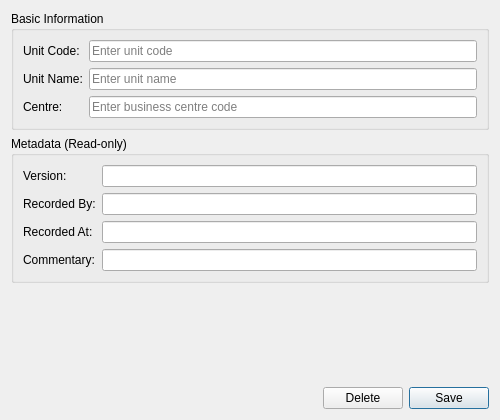
Above: projects/ores.qt/ui/BusinessUnitDetailDialog.ui from OreStudio/OreStudio before the change. Below: the same form after it.
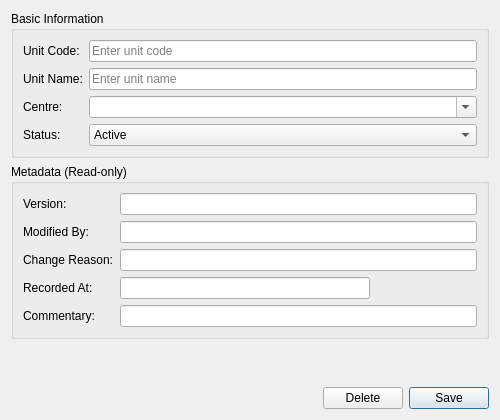
That is the form after the change.

Commit message: [qt] Comprehensive UI review: metadata, timestamps, badges, combos, status fields, modified_by

```diff
--- a/projects/ores.qt/ui/BusinessUnitDetailDialog.ui
+++ b/projects/ores.qt/ui/BusinessUnitDetailDialog.ui
@@ -68,12 +68,38 @@
        </widget>
       </item>
       <item row="2" column="1">
-       <widget class="QLineEdit" name="businessCentreEdit">
-        <property name="placeholderText">
-         <string>Enter business centre code</string>
+       <widget class="QComboBox" name="businessCentreCombo">
+        <property name="editable">
+         <bool>true</bool>
         </property>
        </widget>
       </item>
+      <item row="3" column="0">
+       <widget class="QLabel" name="label_statusCombo">
+        <property name="text">
+         <string>Status:</string>
+        </property>
+       </widget>
+      </item>
+      <item row="3" column="1">
+       <widget class="QComboBox" name="statusCombo">
+        <item>
+         <property name="text">
+          <string>Active</string>
+         </property>
+        </item>
+        <item>
+         <property name="text">
+          <string>Inactive</string>
+         </property>
+        </item>
+        <item>
+         <property name="text">
+          <string>Closed</string>
+         </property>
+        </item>
+       </widget>
+      </item>
      </layout>
     </widget>
    </item>
@@ -100,7 +126,7 @@
       <item row="1" column="0">
        <widget class="QLabel" name="labelRecordedBy">
         <property name="text">
-         <string>Recorded By:</string>
+         <string>Modified By:</string>
         </property>
        </widget>
       </item>
@@ -112,27 +138,47 @@
        </widget>
       </item>
       <item row="2" column="0">
+       <widget class="QLabel" name="labelChangeReason">
+        <property name="text">
+         <string>Change Reason:</string>
+        </property>
+       </widget>
+      </item>
+      <item row="2" column="1">
+       <widget class="QLineEdit" name="changeReasonEdit">
+        <property name="readOnly">
+         <bool>true</bool>
+        </property>
+       </widget>
+      </item>
+      <item row="3" column="0">
        <widget class="QLabel" name="labelRecordedAt">
         <property name="text">
          <string>Recorded At:</string>
         </property>
        </widget>
       </item>
-      <item row="2" column="1">
+      <item row="3" column="1">
        <widget class="QLineEdit" name="recordedAtEdit">
         <property name="readOnly">
          <bool>true</bool>
         </property>
+        <property name="maximumSize">
+         <size>
+          <width>250</width>
+          <height>16777215</height>
+         </size>
+        </property>
        </widget>
       </item>
-      <item row="3" column="0">
+      <item row="4" column="0">
        <widget class="QLabel" name="labelCommentary">
         <property name="text">
          <string>Commentary:</string>
         </property>
        </widget>
       </item>
-      <item row="3" column="1">
+      <item row="4" column="1">
        <widget class="QLineEdit" name="commentaryEdit">
         <property name="readOnly">
          <bool>true</bool>
```
Left out of the diff: 6 changed lines with no effect on the pictures. The commit also changes 71 other files.
